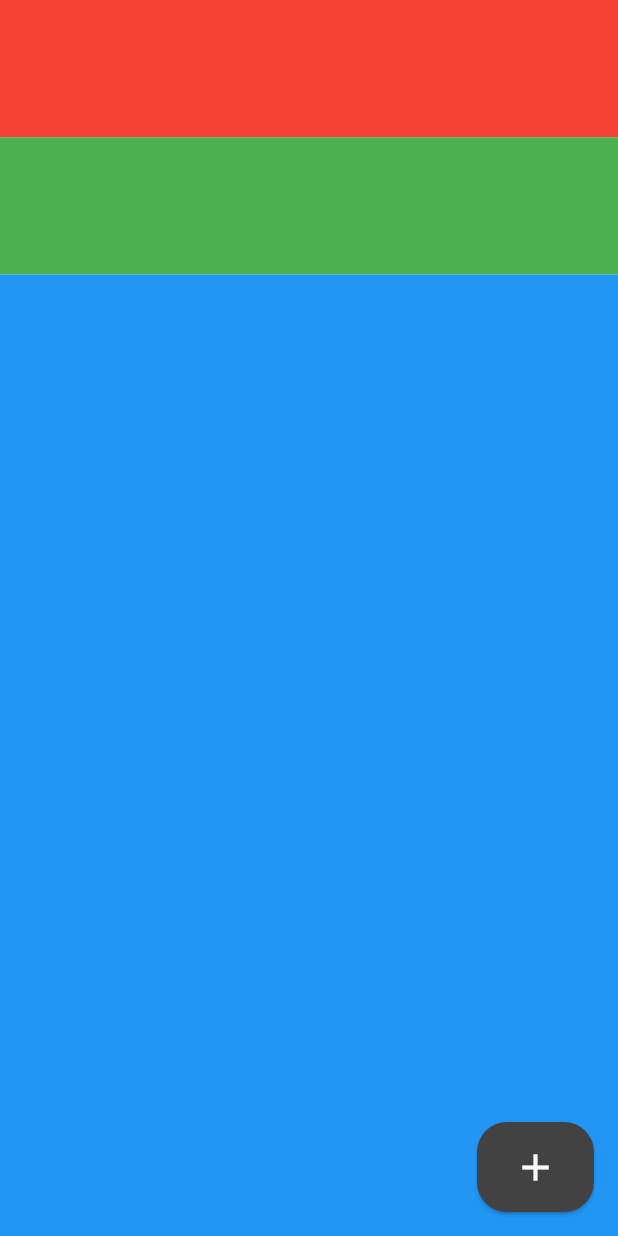
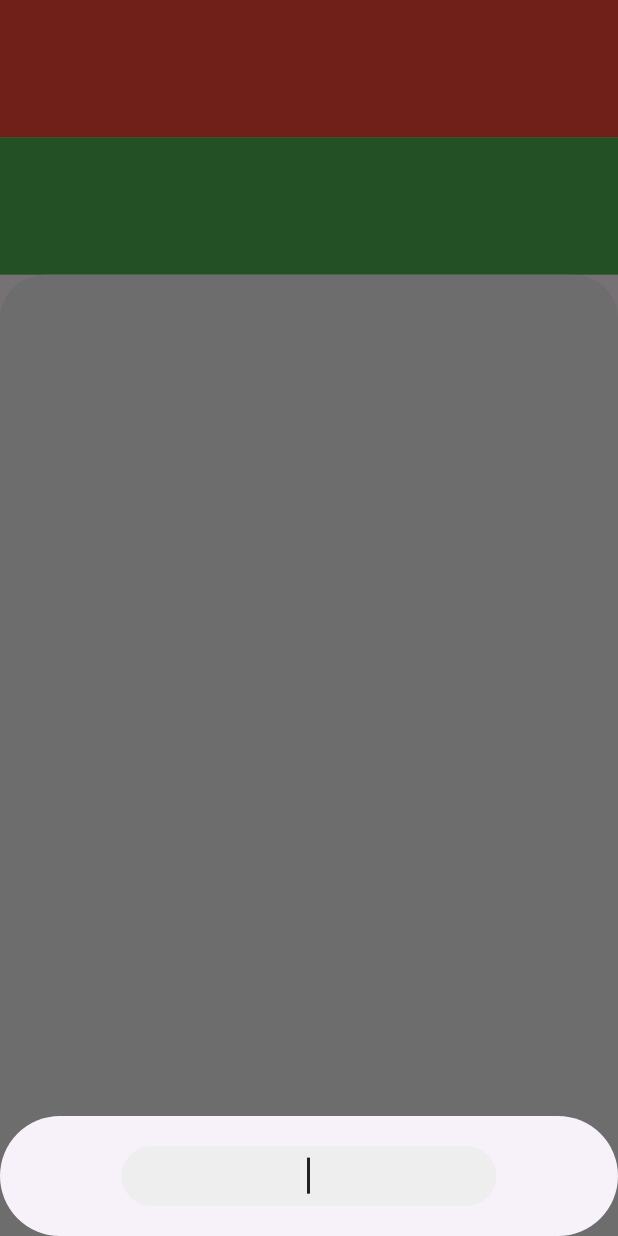
Before and after one commit to cidciencias/ToDo-List, a Flutter app: the screen it shows after launch, after a tap on the "add" icon, on a phone screen of 412 x 824 dp. Run offline on Flutter 3.47's test engine with Material 3 defaults, Android fonts, the phone set to English and light mode, and no system bars.

Commit message:
V1.4
Created a Reusable Bottom Sheet builder
Created the add Task Bottom Sheet for adding tasks

```diff
--- a/todo_list/lib/view_models/app_view_model.dart
+++ b/todo_list/lib/view_models/app_view_model.dart
@@ -10,4 +10,21 @@ class AppViewModel extends ChangeNotifier{
   Color colorlvl2 = Colors.grey.shade200;
   Color colorlvl3 = Colors.grey.shade800;
   Color colorlvl4 = Colors.grey.shade900;
+
+  int get numTasks => tasks.length;
+
+  void addTask(Task newTask){
+    tasks.add(newTask);
+    notifyListeners();
+  }
+
+  void bottomSheetBuilder(Widget bottomSheetView, BuildContext context){
+    showModalBottomSheet(
+      shape: RoundedRectangleBorder(borderRadius: BorderRadius.circular(40)),
+      clipBehavior: Clip.antiAliasWithSaveLayer,
+      context: context,
+      builder: ((context){
+        return bottomSheetView;
+      }));
+  }
 }
--- a/todo_list/lib/views/add_task_view.dart
+++ b/todo_list/lib/views/add_task_view.dart
@@ -1,6 +1,7 @@
 import 'package:flutter/material.dart';
 import 'package:provider/provider.dart';
 import 'package:todo_list/view_models/app_view_model.dart';
+import 'package:todo_list/views/bottom_sheets/add_task_bottom_sheet_view.dart';
 
 class AddTaskView extends StatelessWidget {
   const AddTaskView({super.key});
@@ -18,7 +19,10 @@ class AddTaskView extends StatelessWidget {
               borderRadius: BorderRadius.circular(20)
             )
           ),
-          onPressed: () {},
+          onPressed: () {
+            viewModel.bottomSheetBuilder(
+              const AddTaskBottomSheetView(), context);
+          },
           child: Icon(Icons.add, size: 30,
           ))
         );
--- /dev/null
+++ b/todo_list/lib/views/bottom_sheets/add_task_bottom_sheet_view.dart
@@ -0,0 +1,53 @@
+import 'package:flutter/material.dart';
+import 'package:provider/provider.dart';
+import 'package:todo_list/models/task_model.dart';
+import 'package:todo_list/view_models/app_view_model.dart';
+
+class AddTaskBottomSheetView extends StatelessWidget {
+  const AddTaskBottomSheetView({super.key});
+
+  @override
+  Widget build(BuildContext context) {
+    final TextEditingController entryController = TextEditingController();
+
+    return Consumer<AppViewModel>(
+      builder: (context, viewModel, child) {
+        return Padding(
+          padding: EdgeInsets.only(bottom: MediaQuery.of(context).viewInsets.bottom),
+          child: Container(
+            height: 80,
+            child: Center(
+              child: SizedBox(
+                height: 40,
+                width: 250,
+                child: TextField(
+                  onSubmitted: (value) {
+                    if(entryController.text.isNotEmpty){
+                      Task newTask = Task(entryController.text, false);
+                      viewModel.addTask(newTask);
+                      entryController.clear();
+                    }
+                    Navigator.of(context).pop();
+                  },
+                  decoration: InputDecoration(
+                    contentPadding: EdgeInsets.only(bottom: 5),
+                    filled: true,
+                    fillColor: viewModel.colorlvl2,
+                    border: OutlineInputBorder(
+                      borderRadius: BorderRadius.circular(20),
+                      borderSide: const BorderSide(width: 0, style: BorderStyle.none)) ),
+                  textAlign: TextAlign.center,
+                  textAlignVertical: TextAlignVertical.center,
+                  cursorColor: viewModel.colorlvl4,
+                  autofocus: true,
+                  autocorrect: false,
+                  controller: entryController,
+                  style: TextStyle(color: viewModel.colorlvl4, fontWeight: FontWeight.w500),
+                ),
+              ),
+            ),),
+        );
+      } ,
+    );
+  }
+}
--- /dev/null
+++ b/todo_list/lib/views/task_list_view.dart
@@ -0,0 +1,27 @@
+import 'package:flutter/material.dart';
+import 'package:flutter/widgets.dart';
+import 'package:provider/provider.dart';
+import 'package:todo_list/view_models/app_view_model.dart';
+
+class TaskListView extends StatelessWidget {
+  const TaskListView({super.key});
+
+  @override
+  Widget build(BuildContext context) {
+    return Consumer<AppViewModel>(builder: (context, viewModel, child){
+      return Container(
+        decoration: BoxDecoration(
+          color: viewModel.colorlvl2,
+          borderRadius: BorderRadius.vertical(top: Radius.circular(30))),
+          child: ListView.separated(
+            separatorBuilder: (context, index){
+              return SizedBox(height: 15,);
+            },
+            itemCount: viewModel.numTasks,
+            itemBuilder: (context, index){
+              return Container(height: 50, width: 50, color: Colors.blue,);
+            }),
+      );
+    });
+  }
+}
--- a/todo_list/lib/views/task_page.dart
+++ b/todo_list/lib/views/task_page.dart
@@ -1,5 +1,6 @@
 import 'package:flutter/material.dart';
 import 'package:todo_list/views/add_task_view.dart';
+import 'package:todo_list/views/task_list_view.dart';
 
 class TaskPage extends StatelessWidget {
   const TaskPage({super.key});
@@ -18,7 +19,7 @@ class TaskPage extends StatelessWidget {
             Expanded(flex: 1, child: Container(color: Colors.green)),
 
             // Task List View
-            Expanded(flex: 7, child: Container(color: Colors.blue)),
+            Expanded(flex: 7, child: TaskListView()),
           ],
         ),
       ),
```
